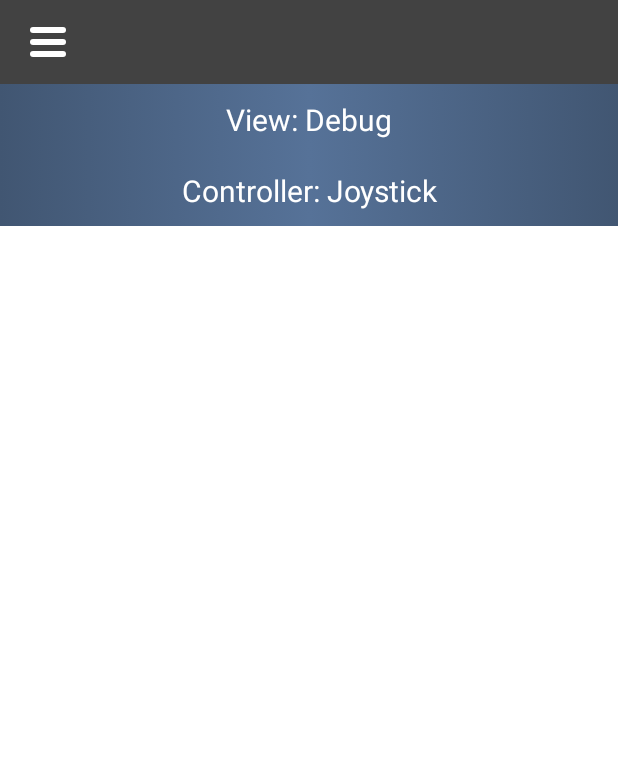
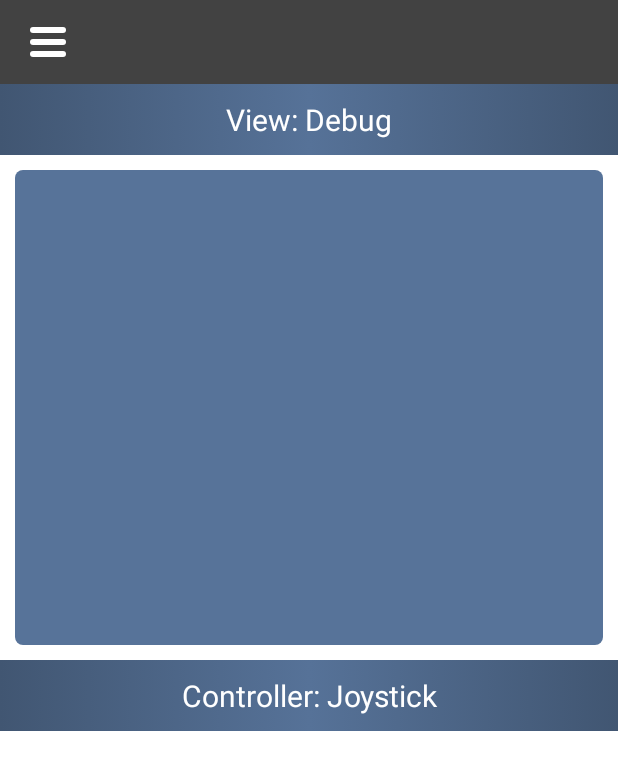
Before and after one commit to azaqis/Turtle, an Android app: the screen it shows after launch (ControllerActivity), on a phone screen of 412 x 824 dp. Shown: the top 770 px of the screen. Run offline under Robolectric (Android 15) with nearby library versions, the phone set to English and light mode, and no system bars.

Commit message:
Uppdateringar för controller_layout
En fungerande layout, utan joystick

```diff
--- a/app/src/main/res/drawable/rounded_style_fragment.xml
+++ b/app/src/main/res/drawable/rounded_style_fragment.xml
@@ -1,6 +1,5 @@
 <?xml version="1.0" encoding="utf-8"?>
 <shape xmlns:android="http://schemas.android.com/apk/res/android">
-
-    <corners android:radius="50dp"/>
-
+    <solid android:color="#577399"/>
+    <corners android:radius="5dp"/>
 </shape>
--- a/app/src/main/res/layout/activity_controller.xml
+++ b/app/src/main/res/layout/activity_controller.xml
@@ -6,18 +6,26 @@
     android:layout_height="match_parent"
     tools:context=".ControllerActivity">
 
+
     <LinearLayout
         android:id="@+id/linearLayout1"
         android:layout_width="match_parent"
-        android:layout_height="wrap_content"
+        android:layout_height="match_parent"
         android:orientation="vertical"
-        app:layout_constraintStart_toStartOf="parent"
-        app:layout_constraintEnd_toEndOf="parent"
-        app:layout_constraintTop_toTopOf="parent">
+        android:weightSum="2"
+        app:layout_constraintTop_toBottomOf="@+id/topBar">
 
         <include
+            android:id="@+id/topBar"
             layout="@layout/top_bar">
         </include>
+
+        <LinearLayout
+            android:id="@+id/linearLayout2"
+            android:layout_width="match_parent"
+            android:layout_height="0dp"
+            android:layout_weight="1"
+            android:orientation="vertical">
 
             <Spinner
                 android:id="@+id/spinnerView"
@@ -25,17 +33,35 @@
                 android:layout_height="wrap_content"
                 android:background="@drawable/gradient_background_spinner" />
 
+            <fragment
+                android:id="@+id/fragmentTop"
+                android:name="se.anad19ps.student.turtle.ControllerTopFragment"
+                android:layout_width="match_parent"
+                android:layout_height="match_parent"
+                android:layout_margin="10dp"
+                tools:layout="@layout/fragment_controller_top" />
+
+        </LinearLayout>
+
+
+        <LinearLayout
+            android:id="@+id/linearLayout3"
+            android:layout_width="match_parent"
+            android:layout_height="0dp"
+            android:layout_weight="1"
+            android:orientation="vertical">
+
             <Spinner
                 android:id="@+id/spinnerController"
                 android:layout_width="match_parent"
                 android:layout_height="wrap_content"
                 android:background="@drawable/gradient_background_spinner" />
-
-
+        </LinearLayout>
     </LinearLayout>
 
     <include
         layout="@layout/drawer_layout">
     </include>
 
+
 </androidx.constraintlayout.widget.ConstraintLayout>
--- a/app/src/main/res/layout/fragment_controller_top.xml
+++ b/app/src/main/res/layout/fragment_controller_top.xml
@@ -4,16 +4,7 @@
     xmlns:tools="http://schemas.android.com/tools"
     android:layout_width="match_parent"
     android:layout_height="match_parent"
-    android:background="#577399"
+    android:background="@drawable/rounded_style_fragment"
     tools:context=".ControllerTopFragment" >
 
-    <TextView
-        android:id="@+id/textView"
-        android:layout_width="wrap_content"
-        android:layout_height="wrap_content"
-        android:text="Fragment ruta"
-        app:layout_constraintBottom_toBottomOf="parent"
-        app:layout_constraintEnd_toEndOf="parent"
-        app:layout_constraintStart_toStartOf="parent"
-        app:layout_constraintTop_toTopOf="parent" />
 </androidx.constraintlayout.widget.ConstraintLayout>
```
Also changed, not shown: app/src/main/java/se/anad19ps/student/turtle/ControllerActivity.kt (+2 -5 lines). Lines whose indentation alone changed are shown as unchanged.
